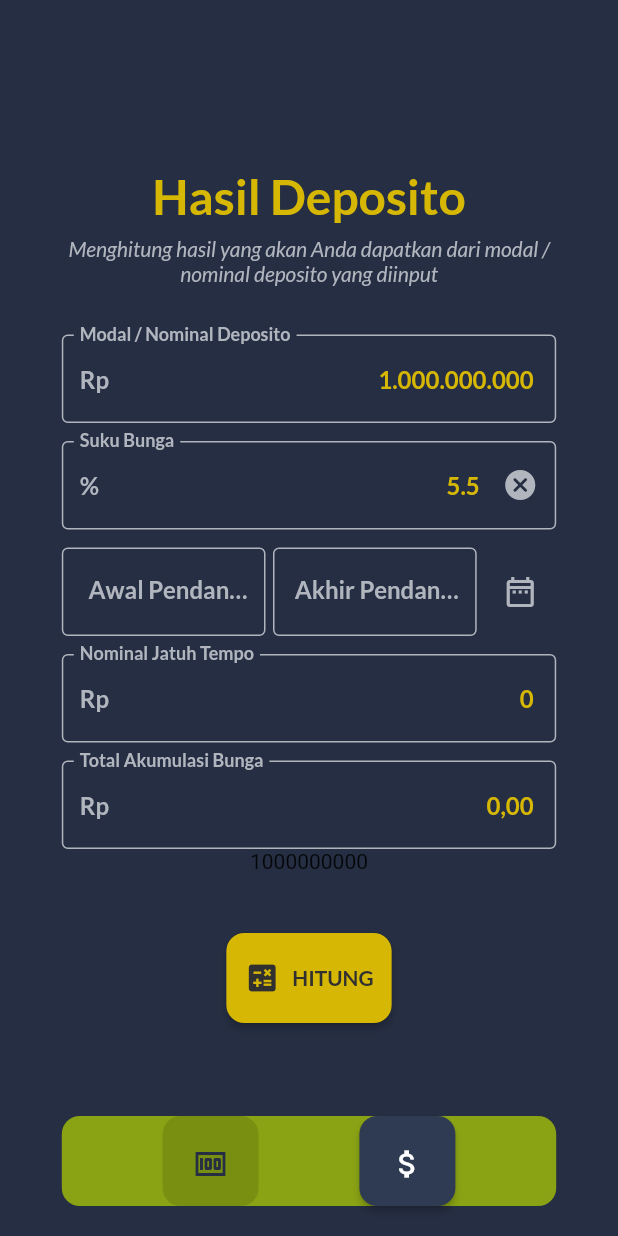
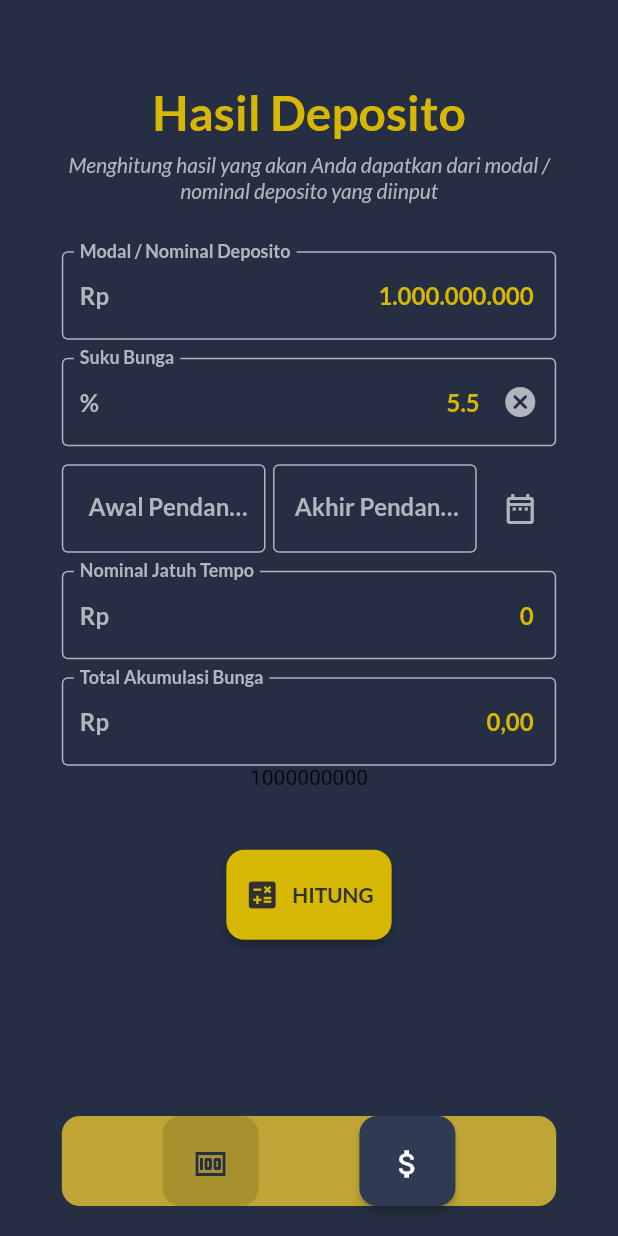
Before and after one commit to projo27/kalkulator_deposito, a Flutter app: the screen it shows after launch, on a phone screen of 412 x 824 dp. Run offline on Flutter 3.47's test engine with Material 2 defaults, Android fonts, the phone set to English and light mode, and no system bars; our stand-ins replace google_fonts, mask_text_input_formatter.

Commit message:
update suku bunga

```diff
--- a/lib/const.dart
+++ b/lib/const.dart
@@ -5,7 +5,7 @@ class Colour {
   static Color background = const Color(0xFF252e42);
   static Color backgroundContainer = const Color(0xFF2f3b52);
   static Color primary = const Color(0xFFD6B704);
-  static Color primaryContainer = const Color(0xFF968c03);
+  static Color primaryContainer = const Color(0xDDD6B734);
   static Color secondary = const Color(0xFF8AA314);
   static Color secondaryContainer = const Color(0xFF0051b2);
   static Color tertiary = const Color(0xFFfe0049);
--- a/lib/main.dart
+++ b/lib/main.dart
@@ -71,16 +71,20 @@ class _HomePageState extends State<HomePage> {
         children: [
           Expanded(
             child: Center(
-              child: SizedBox(
-                width: 0.8 * MediaQuery.of(context).size.width,
-                child: content,
+              child: SingleChildScrollView(
+                child: Padding(
+                  padding: EdgeInsets.symmetric(
+                      horizontal: (0.2 * MediaQuery.of(context).size.width / 2),
+                      vertical: 48),
+                  child: content,
+                ),
               ),
             ),
           ),
           Center(
             child: Container(
               decoration: BoxDecoration(
-                color: Colour.secondary,
+                color: Colour.primaryContainer,
                 borderRadius: const BorderRadius.all(
                   Radius.circular(12),
                 ),
--- a/lib/result_calculator.dart
+++ b/lib/result_calculator.dart
@@ -4,7 +4,6 @@ import 'package:kalkulator_deposito/const.dart';
 import 'package:kalkulator_deposito/data_provider.dart';
 import 'package:kalkulator_deposito/main.dart';
 import 'package:kalkulator_deposito/util/currency_text_input_formatter.dart';
-import 'package:kalkulator_deposito/util/number_input_formater.dart';
 import 'package:mask_text_input_formatter/mask_text_input_formatter.dart';
 import 'package:provider/provider.dart';
 
@@ -70,8 +69,7 @@ class _ResultCalculatorState extends State<ResultCalculator> {
   @override
   Widget build(BuildContext context) {
     DataProvider data = Provider.of<DataProvider>(context);
-    return Container(
-      child: Column(
+    return Column(
       mainAxisSize: MainAxisSize.max,
       mainAxisAlignment: MainAxisAlignment.end,
       crossAxisAlignment: CrossAxisAlignment.center,
@@ -91,11 +89,13 @@ class _ResultCalculatorState extends State<ResultCalculator> {
         const SizedBox(height: 32),
         Focus(
           onFocusChange: (isTrue) {
-              _nominalFundCtrl.text = isTrue
-                  ? data.resultData.nominalFund.toString()
-                  : _nominalFundFormatter.format(
+            if (isTrue) {
+              _nominalFundCtrl.text = data.resultData.nominalFund.toString();
+            } else {
+              _nominalFundCtrl.text = _nominalFundFormatter.format(
                 data.resultData.nominalFund.toString(),
               );
+            }
           },
           child: TextFormField(
             controller: _nominalFundCtrl,
@@ -107,20 +107,27 @@ class _ResultCalculatorState extends State<ResultCalculator> {
                 prefix: Text("Rp", style: Textstyle.bodyBold)),
             inputFormatters: [
               FilteringTextInputFormatter.digitsOnly,
-                // _nominalFundFormatter
             ],
-              // onChanged: (val) {
-              //   data.resultData = data.resultData.copywith(
-              //     nominalFund: _nominalFundFormatter.getUnformattedValue(),
-              //   );
-              //   print(data.resultData.nominalFund);
-              // },
+            onChanged: (val) {
+              data.resultData = data.resultData.copywith(
+                nominalFund: num.parse(val),
+              );
+              // print(data.resultData.nominalFund);
+            },
           ),
         ),
         const SizedBox(height: 12),
-          TextFormField(
+        Focus(
+          onFocusChange: (isTrue) {
+            if (isTrue) {
+              _interestCtrl.text = data.resultData.interest.toString();
+            } else {
+              _interestCtrl.text = data.resultData.interest.toString();
+            }
+          },
+          child: TextFormField(
             controller: _interestCtrl,
-            keyboardType: TextInputType.number,
+            keyboardType: const TextInputType.numberWithOptions(decimal: true),
             textAlign: TextAlign.right,
             style: Textstyle.bodyBold.copyWith(color: Colour.primary),
             cursorColor: Colour.primary,
@@ -128,18 +135,19 @@ class _ResultCalculatorState extends State<ResultCalculator> {
                 prefix: Text("%", style: Textstyle.bodyBold),
                 isClearable: true),
             inputFormatters: [
-              FilteringTextInputFormatter.digitsOnly,
+              FilteringTextInputFormatter.allow(RegExp(r"[0-9.,]"))
               //_interestFormatter
             ],
             onChanged: (val) {
               data.resultData = data.resultData.copywith(
-                interest: _interestFormatter.getUnformattedValue(),
+                interest: num.tryParse(val),
               );
-              print(data.resultData.interest);
+              // print(data.resultData.interest);
             },
           ),
+        ),
         const SizedBox(height: 12),
-          DateRangeBox(),
+        const DateRangeBox(),
         const SizedBox(height: 12),
         TextFormField(
           controller: _resultNominalCtrl,
@@ -208,7 +216,6 @@ class _ResultCalculatorState extends State<ResultCalculator> {
         ),
         const SizedBox(height: 42)
       ],
-      ),
     );
   }
 }
```
Also changed, not shown: pubspec.lock, 1 other file. Lines whose indentation alone changed are shown as unchanged.
